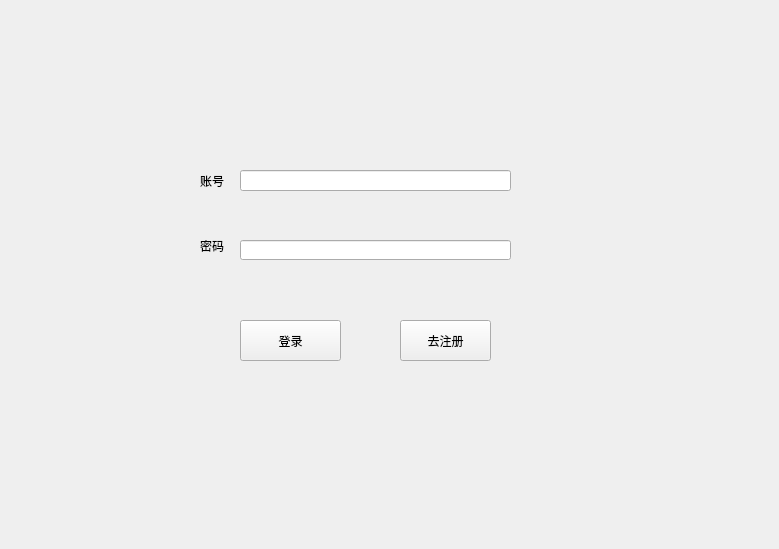
This is YYFs-main/untitled2/widget.ui in Yyf020529/YYFs as Qt 5 draws it before an edit. The edited form follows.
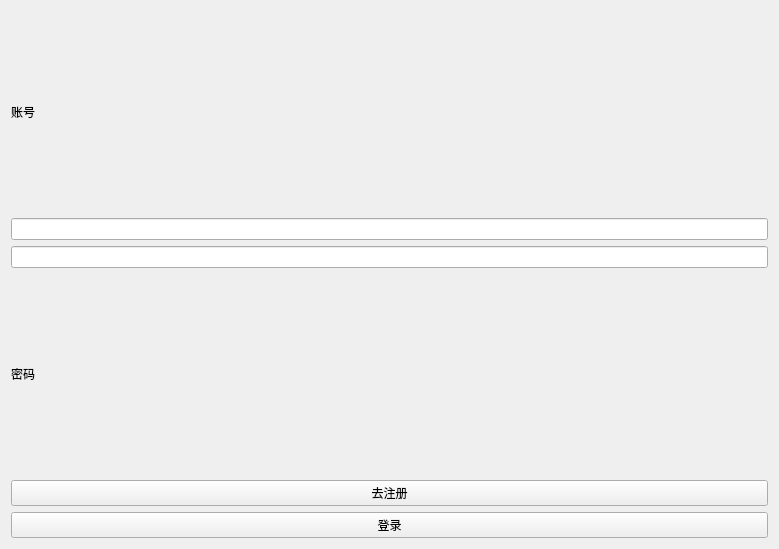
This is the edited form.

The edit to the form file:
```diff
--- a/YYFs-main/untitled2/widget.ui
+++ b/YYFs-main/untitled2/widget.ui
@@ -13,81 +13,46 @@
   <property name="windowTitle">
    <string>Widget</string>
   </property>
-  <widget class="QPushButton" name="pushButton">
-   <property name="geometry">
-    <rect>
-     <x>240</x>
-     <y>320</y>
-     <width>101</width>
-     <height>41</height>
-    </rect>
-   </property>
-   <property name="text">
-    <string>登录</string>
-   </property>
-  </widget>
-  <widget class="QLineEdit" name="zhanghao">
-   <property name="geometry">
-    <rect>
-     <x>240</x>
-     <y>170</y>
-     <width>271</width>
-     <height>21</height>
-    </rect>
-   </property>
-   <property name="text">
-    <string/>
-   </property>
-  </widget>
+  <layout class="QVBoxLayout" name="verticalLayout">
+   <item>
   <widget class="QLabel" name="l_zhanghao">
-   <property name="geometry">
-    <rect>
-     <x>200</x>
-     <y>140</y>
-     <width>31</width>
-     <height>81</height>
-    </rect>
-   </property>
    <property name="text">
     <string>账号</string>
    </property>
   </widget>
+   </item>
+   <item>
+    <widget class="QLineEdit" name="zhanghao">
+     <property name="text">
+      <string/>
+     </property>
+    </widget>
+   </item>
+   <item>
+    <widget class="QLineEdit" name="mima"/>
+   </item>
+   <item>
   <widget class="QLabel" name="l_mima">
-   <property name="geometry">
-    <rect>
-     <x>200</x>
-     <y>240</y>
-     <width>54</width>
-     <height>12</height>
-    </rect>
-   </property>
    <property name="text">
     <string>密码</string>
    </property>
   </widget>
-  <widget class="QLineEdit" name="mima">
-   <property name="geometry">
-    <rect>
-     <x>240</x>
-     <y>240</y>
-     <width>271</width>
-     <height>20</height>
-    </rect>
-   </property>
-  </widget>
+   </item>
+   <item>
   <widget class="QPushButton" name="pushButton_2">
-   <property name="geometry">
-    <rect>
-     <x>400</x>
-     <y>320</y>
-     <width>91</width>
-     <height>41</height>
-    </rect>
-   </property>
    <property name="text">
     <string>去注册</string>
    </property>
   </widget>
+   </item>
+   <item>
+    <widget class="QPushButton" name="pushButton">
+     <property name="text">
+      <string>登录</string>
+     </property>
+    </widget>
+   </item>
+  </layout>
  </widget>
  <resources/>
  <connections/>
```
Lines whose indentation alone changed are shown as unchanged.
